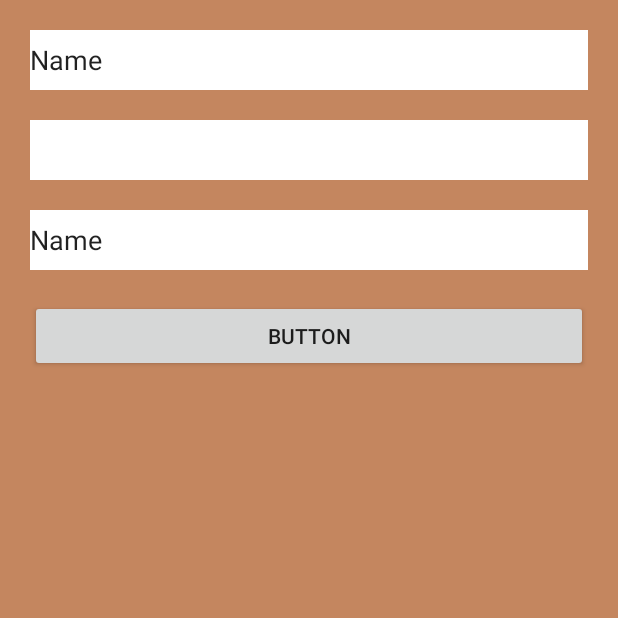
After one commit to abdulmasjit/mini-accounting, an Android app: the Simpanan screen opened directly, with no data from a screen before it, on a phone screen of 412 x 824 dp, the top half of it. The commit adds this screen. Run offline under Robolectric (Android 15) with nearby library versions, the phone set to English and light mode, and no system bars.

Commit message:
added Simpanan page

```diff
--- a/app/build.gradle
+++ b/app/build.gradle
@@ -23,6 +23,7 @@ dependencies {
     implementation fileTree(dir: 'libs', include: ['*.jar'])
     implementation 'androidx.appcompat:appcompat:1.0.2'
     implementation 'androidx.constraintlayout:constraintlayout:1.1.3'
+    implementation 'androidx.legacy:legacy-support-v4:1.0.0'
     testImplementation 'junit:junit:4.12'
     androidTestImplementation 'androidx.test.ext:junit:1.1.0'
     androidTestImplementation 'androidx.test.espresso:espresso-core:3.1.1'
--- a/app/src/main/AndroidManifest.xml
+++ b/app/src/main/AndroidManifest.xml
@@ -12,6 +12,9 @@
         android:roundIcon="@mipmap/ic_launcher_round"
         android:supportsRtl="true"
         android:theme="@style/AppTheme">
+        <activity
+            android:name=".Simpanan"
+            android:exported="true" />
         <activity
             android:name=".ProfileActivity"
             android:exported="true" />
--- /dev/null
+++ b/app/src/main/java/com/masjitsubekti/mini_accounting/Simpanan.java
@@ -0,0 +1,20 @@
+package com.masjitsubekti.mini_accounting;
+
+import androidx.appcompat.app.AppCompatActivity;
+
+import android.os.Bundle;
+import android.view.View;
+
+public class Simpanan extends AppCompatActivity implements View.OnClickListener {
+
+    @Override
+    protected void onCreate(Bundle savedInstanceState) {
+        super.onCreate(savedInstanceState);
+        setContentView(R.layout.activity_simpanan);
+    }
+
+    @Override
+    public void onClick(View view) {
+
+    }
+}
--- /dev/null
+++ b/app/src/main/res/layout/activity_simpanan.xml
@@ -0,0 +1,85 @@
+<?xml version="1.0" encoding="utf-8"?>
+<androidx.coordinatorlayout.widget.CoordinatorLayout xmlns:android="http://schemas.android.com/apk/res/android"
+    xmlns:tools="http://schemas.android.com/tools"
+    xmlns:app="http://schemas.android.com/apk/res-auto"
+
+
+    android:layout_width="match_parent"
+    android:layout_height="match_parent">
+
+    <com.google.android.material.appbar.AppBarLayout
+        android:id="@+id/appbar"
+
+        android:layout_width="match_parent"
+        android:layout_height="wrap_content">
+
+        <com.google.android.material.appbar.CollapsingToolbarLayout
+            android:layout_width="match_parent"
+            android:layout_height="match_parent"
+            app:contentScrim="?attr/colorPrimary"
+            app:layout_scrollFlags="scroll|enterAlways|enterAlwaysCollapsed"
+            app:toolbarId="@+id/toolbar">
+
+
+            <androidx.appcompat.widget.Toolbar
+                android:id="@+id/toolbar"
+                android:layout_width="match_parent"
+                android:layout_height="?attr/actionBarSize"></androidx.appcompat.widget.Toolbar>
+
+        </com.google.android.material.appbar.CollapsingToolbarLayout>
+
+    </com.google.android.material.appbar.AppBarLayout>
+
+    <androidx.core.widget.NestedScrollView
+        android:layout_width="match_parent"
+        android:layout_height="match_parent"
+        android:background="@color/colorAccent"
+        android:fillViewport="true"
+        tools:layout_editor_absoluteY="56dp">
+
+        <LinearLayout
+            android:layout_width="match_parent"
+            android:layout_height="wrap_content"
+            android:orientation="vertical"
+            android:paddingLeft="20dp"
+            android:paddingTop="20dp"
+            android:paddingRight="20dp">
+
+            <EditText
+                android:id="@+id/editTextTextPersonName"
+                android:layout_width="match_parent"
+                android:layout_height="40dp"
+                android:layout_marginBottom="20dp"
+                android:background="@color/whiteTextColor"
+                android:ems="10"
+                android:inputType="textPersonName"
+                android:text="Name" />
+
+            <EditText
+                android:id="@+id/editTextNumberSigned"
+                android:layout_width="match_parent"
+                android:layout_height="40dp"
+                android:layout_marginBottom="20dp"
+                android:background="@color/whiteTextColor"
+                android:ems="10"
+                android:inputType="numberSigned" />
+
+            <EditText
+                android:id="@+id/editTextTextPersonName2"
+                android:layout_width="match_parent"
+                android:layout_height="40dp"
+                android:layout_marginBottom="20dp"
+                android:background="@color/whiteTextColor"
+                android:ems="10"
+                android:inputType="textPersonName"
+                android:text="Name" />
+
+            <Button
+                android:id="@+id/button"
+                android:layout_width="match_parent"
+                android:layout_height="wrap_content"
+                android:text="Button" />
+        </LinearLayout>
+    </androidx.core.widget.NestedScrollView>
+
+</androidx.coordinatorlayout.widget.CoordinatorLayout>
```
Also changed, not shown: app/src/main/java/com/masjitsubekti/mini_accounting/ProfileActivity.java (+18 -1 lines), app/src/main/res/drawable/ic_baseline_add_24.xml (added, +10 -0 lines), app/src/main/res/drawable/ic_baseline_email_24.xml (added, +10 -0 lines), app/src/main/res/layout/activity_profile.xml (+22 -2 lines).
